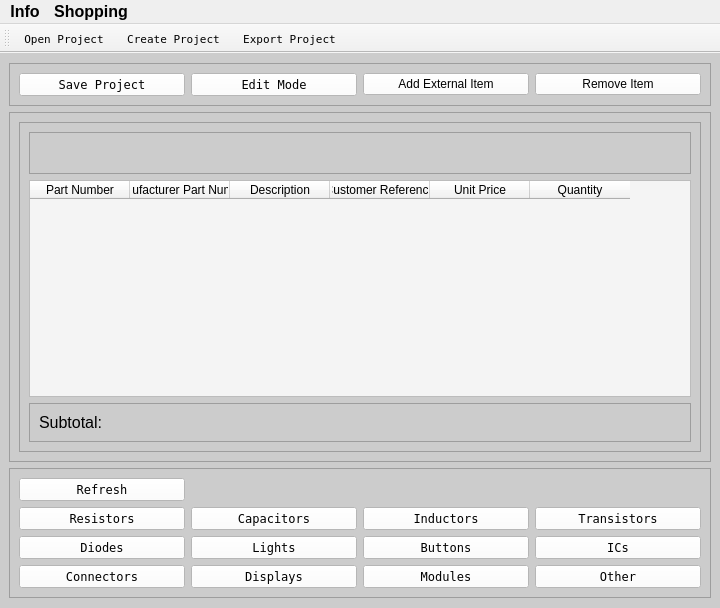
Above: Program_Files/UI_Files/project_window.ui from Thomas1B/Electronics-Inventory-Program before the change. Below: the same form after it.
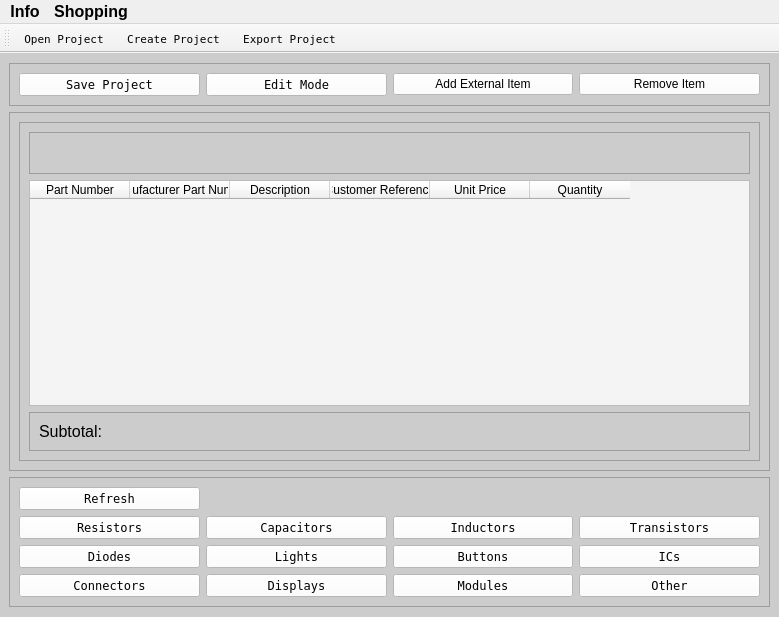
That is the form after the change. Icons and pictures are not drawn.

The edit to the form file:
```diff
--- a/Program_Files/UI_Files/project_window.ui
+++ b/Program_Files/UI_Files/project_window.ui
@@ -6,8 +6,8 @@
    <rect>
     <x>0</x>
     <y>0</y>
-    <width>720</width>
-    <height>608</height>
+    <width>779</width>
+    <height>617</height>
    </rect>
   </property>
   <property name="windowTitle">
@@ -276,6 +276,9 @@
             <attribute name="horizontalHeaderShowSortIndicator" stdset="0">
              <bool>false</bool>
             </attribute>
+            <attribute name="verticalHeaderStretchLastSection">
+             <bool>false</bool>
+            </attribute>
             <column>
              <property name="text">
               <string>Part Number</string>
@@ -598,7 +601,7 @@
     <rect>
      <x>0</x>
      <y>0</y>
-     <width>720</width>
+     <width>779</width>
      <height>25</height>
     </rect>
    </property>
```
